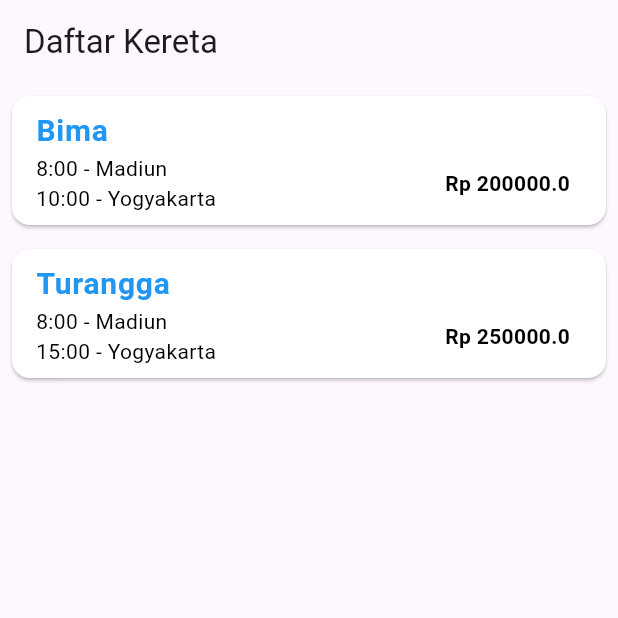
After one commit to AudreySurya123/UAS_AplikasiMobile, a Flutter app: the TrainView screen opened directly, on a phone screen of 412 x 824 dp, the top half of it. The commit adds this screen. Run offline on Flutter 3.47's test engine with Material 3 defaults, Android fonts, the phone set to English and light mode, and no system bars; our stand-ins replace google_fonts, sqflite; accounts and stored records are empty.

Commit message:
Update UAS

```diff
--- a/lib/db_helper.dart
+++ b/lib/db_helper.dart
@@ -57,4 +57,9 @@ class DBHelper {
     return await db.query('user',
         where: 'email = ? AND password = ?', whereArgs: [email, password]);
   }
+
+  Future<int> updateUser(String currentUsername, Map<String, dynamic> updatedUser) async {
+    Database db = await instance.database;
+    return await db.update('user', updatedUser, where: 'name = ?', whereArgs: [currentUsername]);
+  }
 }
--- a/lib/module/booking_detail/view/booking_detail_view.dart
+++ b/lib/module/booking_detail/view/booking_detail_view.dart
@@ -120,7 +120,7 @@ class BookingDetailView extends StatefulWidget {
                                 ),
                               ),
                               Text(
-                                "18 Juni 2013",
+                                "5 Januari 2024",
                                 style: TextStyle(
                                   fontSize: 16.0,
                                   fontWeight: FontWeight.bold,
--- a/lib/module/main_navigation/view/main_navigation_view.dart
+++ b/lib/module/main_navigation/view/main_navigation_view.dart
@@ -2,6 +2,7 @@ import 'package:flutter/material.dart';
 import '../../dashboard/view/dashboard_view.dart';
 import '../controller/main_navigation_controller.dart';
 import '../../profile/view/profile_view.dart';
+import '../../train/view/train_view.dart'; // Import TrainView
 
 class MainNavigationView extends StatefulWidget {
   const MainNavigationView({Key? key}) : super(key: key);
@@ -9,7 +10,6 @@ class MainNavigationView extends StatefulWidget {
   @override
   State<MainNavigationView> createState() => MainNavigationController();
 
-  // Corrected: This should not be a constructor, but a method.
   Widget build(BuildContext context, MainNavigationController controller) {
     controller.view = this;
 
@@ -22,7 +22,7 @@ class MainNavigationView extends StatefulWidget {
           children: [
             const DashboardView(),
             Container(), // Placeholder for Order
-            Container(), // Placeholder for Train
+            TrainView(), // Use TrainView here
             const ProfileView(), // ProfileView
           ],
         ),
--- /dev/null
+++ b/lib/module/train/view/train_view.dart
@@ -0,0 +1,63 @@
+import 'package:flutter/material.dart';
+
+class TrainView extends StatelessWidget {
+  @override
+  Widget build(BuildContext context) {
+    return Scaffold(
+      appBar: AppBar(
+        title: Text('Daftar Kereta'),
+      ),
+      body: ListView(
+        children: [
+          _buildTrainCard('Bima', 8, 10, 200000),
+          _buildTrainCard('Turangga', 8, 15, 250000),
+          // Tambahkan card lain jika diperlukan
+        ],
+      ),
+    );
+  }
+
+  Widget _buildTrainCard(
+      String trainName, int departureTime, int arrivalTime, double price) {
+    return Card(
+      color: Colors.white, // Ubah warna card menjadi putih
+      margin: EdgeInsets.all(8.0),
+      child: ListTile(
+        title: Text(
+          trainName,
+          style: TextStyle(
+            fontWeight: FontWeight.bold,
+            fontSize: 20.0, // Ubah ukuran teks menjadi 2 kali lebih besar
+            color: Colors.blue, // Ubah warna teks menjadi biru
+          ),
+        ),
+        subtitle: Row(
+          mainAxisAlignment: MainAxisAlignment.spaceBetween,
+          children: [
+            Column(
+              crossAxisAlignment: CrossAxisAlignment.start,
+              children: [
+                Text('$departureTime:00 - Madiun',
+                    style: TextStyle(
+                        color: Colors.black)), // Ubah warna teks menjadi hitam
+                Text('$arrivalTime:00 - Yogyakarta',
+                    style: TextStyle(
+                        color: Colors.black)), // Ubah warna teks menjadi hitam
+              ],
+            ),
+            Text('Rp $price',
+                style: TextStyle(
+                    fontWeight: FontWeight.bold,
+                    color: Colors.black)), // Ubah warna teks menjadi hitam
+          ],
+        ),
+      ),
+    );
+  }
+}
+
+void main() {
+  runApp(MaterialApp(
+    home: TrainView(),
+  ));
+}
```
Also changed, not shown: lib/module/profile/view/edit_profile_view.dart (+28 -12 lines), lib/module/profile/view/profile_view.dart (+36 -7 lines), lib/module/seat_picker/controller/seat_picker_controller.dart (+8 -0 lines), lib/module/train/controller/train_controller.dart (added).
